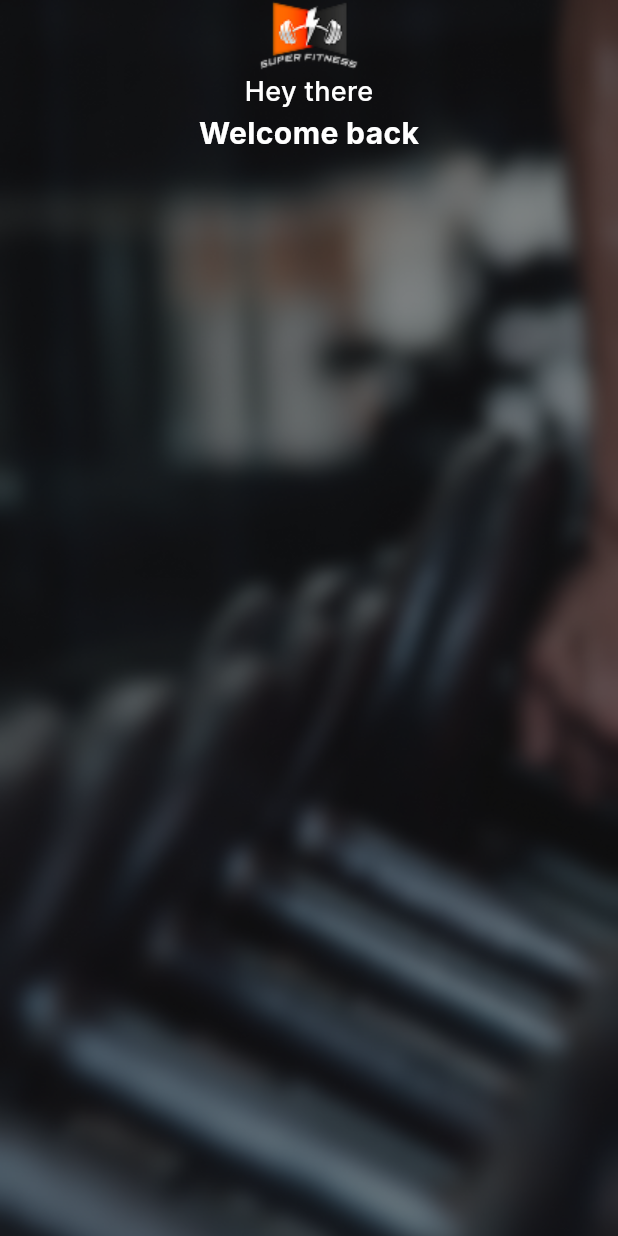
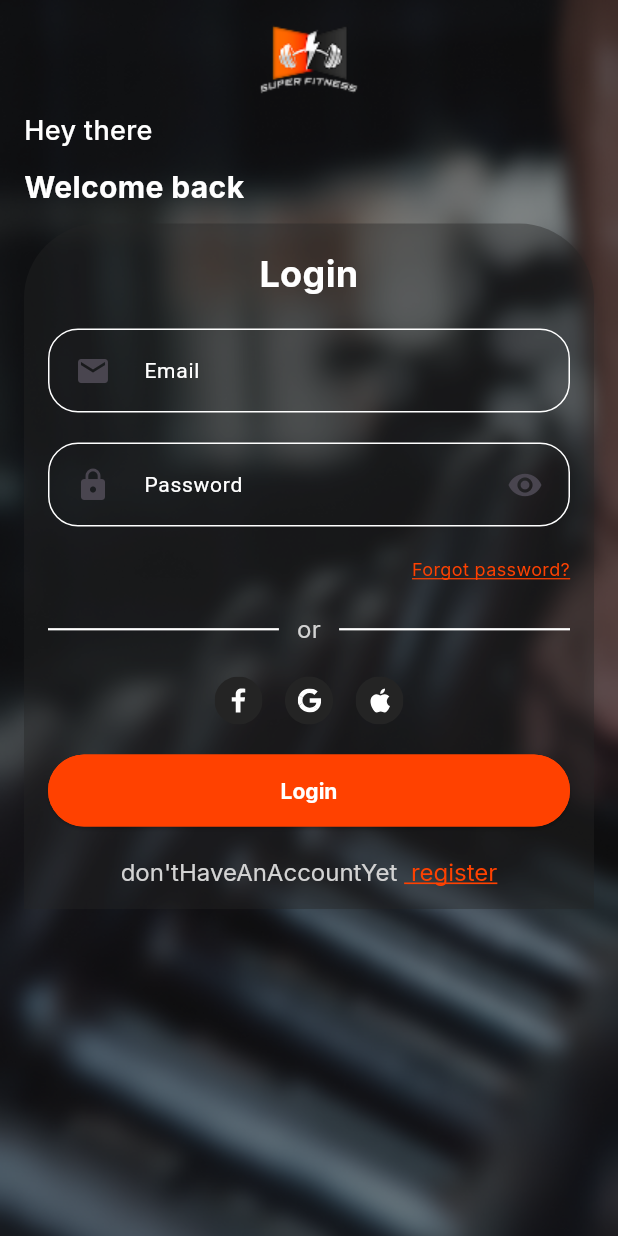
Before and after one commit to ahmedmohsen087/fitness-app, a Flutter app: the LoginScreen screen opened directly, on a phone screen of 412 x 824 dp. Run offline on Flutter 3.47's test engine with Material 3 defaults, Android fonts, the phone set to English and light mode, and no system bars; our stand-ins replace dio, easy_localization, equatable, flutter_secure_storage, flutter_svg, fluttertoast and 7 more; missing offline and left inert: dio_cache_interceptor; accounts and stored records are empty; generated files the repository leaves out were written again.

Commit message:
finish login ui

```diff
--- a/assets/translations/en.json
+++ b/assets/translations/en.json
@@ -76,5 +76,8 @@
   "idNumberRequired": "A valid ID number is required",
   "heyThere": "Hey there",
   "welcomeBACK": "Welcome back",
-  "login": "Login"
+  "login": "Login",
+  "don'tHaveAnAccountYet": "Don't have an account yet?",
+  "register": "Register",
+  "or": "or"
 }
--- a/lib/core/theme/app_theme.dart
+++ b/lib/core/theme/app_theme.dart
@@ -37,7 +37,8 @@ class AppTheme {
       circularTrackColor: AppColors.orange,
     ),
     inputDecorationTheme: InputDecorationTheme(
-      prefixIconConstraints: const BoxConstraints(minHeight: 24, maxHeight: 24),
+      prefixIconConstraints: const BoxConstraints( maxHeight: 24, minWidth: 60,),
+      suffixIconConstraints: const BoxConstraints( maxHeight: 24 ,minWidth: 60,),
       floatingLabelBehavior: FloatingLabelBehavior.always,
       filled: false,
       border: OutlineInputBorder(
@@ -47,13 +48,15 @@ class AppTheme {
       labelStyle: TextStyles.labelTextFieldStyle,
       errorStyle: TextStyles.errorTextFieldStyle,
       hintStyle: TextStyles.hintTextFieldStyle,
+      suffixStyle: TextStyles.hintTextFieldStyle,
+      prefixStyle: TextStyles.hintTextFieldStyle,
       enabledBorder: OutlineInputBorder(
         borderRadius: BorderRadius.circular(20),
-        borderSide: BorderSide(color: AppColors.grey, width: 1),
+        borderSide: BorderSide(color: AppColors.white, width: 1),
       ),
       focusedBorder: OutlineInputBorder(
         borderRadius: BorderRadius.circular(20),
-        borderSide: const BorderSide(color: AppColors.grey, width: 2),
+        borderSide: const BorderSide(color: AppColors.white, width: 2),
       ),
       errorBorder: OutlineInputBorder(
         borderRadius: BorderRadius.circular(20),
--- a/lib/core/theme/text_styles.dart
+++ b/lib/core/theme/text_styles.dart
@@ -81,13 +81,13 @@ abstract class TextStyles {
   static final TextStyle labelTextFieldStyle = TextStyle(
     fontSize: 16,
     fontWeight: FontWeight.w500,
-    color: AppColors.grey,
+    color: AppColors.white,
   );
 
   static final TextStyle hintTextFieldStyle = TextStyle(
     fontSize: 14,
     fontWeight: FontWeight.w400,
-    color: AppColors.placeHolder,
+    color: AppColors.white,
     letterSpacing: 0.5,
   );
   static final TextStyle errorTextFieldStyle = TextStyle(
--- a/lib/core/values/app_strings.dart
+++ b/lib/core/values/app_strings.dart
@@ -106,6 +106,9 @@ class AppStrings {
   static String get heyThere => 'heyThere'.tr();
   static String get welcomeBACK => 'welcomeBACK'.tr();
   static String get login => 'login'.tr();
+  static String get doNotHaveAnAccountYet => 'don\'tHaveAnAccountYet '.tr();
+  static String get register => ' register'.tr();
+  static String get or => 'or'.tr();
 
 
 
--- a/lib/features/auth/presentation/screens/login_screen.dart
+++ b/lib/features/auth/presentation/screens/login_screen.dart
@@ -4,6 +4,7 @@ import 'package:flutter/material.dart';
 import '../../../../core/theme/app_colors.dart';
 import '../../../../core/theme/text_styles.dart';
 import '../../../../core/values/assets.dart';
+import '../widgets/login_widget.dart';
 import 'login_with_google.dart';
 
 class LoginScreen extends StatelessWidget {
@@ -11,7 +12,8 @@ class LoginScreen extends StatelessWidget {
 
   @override
   Widget build(BuildContext context) {
-    return Stack(
+    return Scaffold(
+      body: Stack(
         children: [
           Positioned.fill(
             child: Image.asset(
@@ -20,7 +22,11 @@ class LoginScreen extends StatelessWidget {
             ),
           ),
           SafeArea(
+            child: Padding(
+              padding: const EdgeInsets.all(16.0),
               child: Column(
+                spacing: 10,
+                crossAxisAlignment: CrossAxisAlignment.start,
                 children: [
                   Align(
                     alignment: Alignment.topCenter,
@@ -32,10 +38,13 @@ class LoginScreen extends StatelessWidget {
                   style: TextStyles.bodyMedium18.copyWith(color: AppColors.white),),
                   Text(AppStrings.welcomeBACK,
                   style: TextStyles.bodyRegular20,),
+                  LoginWidget(),
                   ]
+              ),
             ),
           )
         ],
+      ),
     );
   }
 }
--- /dev/null
+++ b/lib/features/auth/presentation/widgets/login_widget.dart
@@ -0,0 +1,115 @@
+import 'package:flutter/material.dart';
+import '../../../../core/theme/app_colors.dart';
+import '../../../../core/theme/text_styles.dart';
+import '../../../../core/utils/validation/app_validations.dart';
+import '../../../../core/values/app_strings.dart';
+import '../screens/login_with_google.dart';
+
+class LoginWidget extends StatelessWidget {
+   LoginWidget({super.key});
+  final formKey = GlobalKey<FormState>();
+   final emailController = TextEditingController();
+   final passwordController = TextEditingController();
+
+
+
+   @override
+  Widget build(BuildContext context) {
+    return Container(
+      decoration: BoxDecoration(
+        color: AppColors.lightBlack.withValues(alpha: .40),
+        borderRadius: const BorderRadius.vertical(
+          top: Radius.circular(50),
+        ),
+      ),
+      child: Padding(
+        padding: const EdgeInsets.all(16.0),
+        child: Column(
+          spacing: 20,
+          children: [
+            Text(AppStrings.login,
+            style: TextStyles.bodyRegular24,
+              textAlign: TextAlign.center,
+            ),
+            TextFormField(
+              controller: emailController,
+              validator: (value) =>
+                  AppValidations.validateEmail(value ?? ''),
+              decoration: InputDecoration(
+                hintText: AppStrings.email,
+                prefixIcon:Icon(Icons.email) ,
+              ),
+
+            ),
+            TextFormField(
+              controller: passwordController,
+              validator: (value) =>
+                  AppValidations.validatePassword(value ?? ''),
+              decoration: InputDecoration(
+                hintText: AppStrings.password,
+                prefixIcon:Icon(Icons.lock) ,
+                suffixIcon:Icon(Icons.visibility),
+            ),),
+            Row(
+              mainAxisAlignment: MainAxisAlignment.end,
+              children: [
+                Text(
+                  AppStrings.forgetPassword,
+                  style: TextStyles.bodyRegular12.copyWith(
+                    color: AppColors.orange,
+                    decoration: TextDecoration.underline,
+                    decorationColor: AppColors.orange,
+                  ),
+                ),
+              ],
+            ),
+            Row(
+              children: [
+                const Expanded(
+                  child: Divider(
+                    color: AppColors.white,
+                    thickness: 1.5,
+                  ),
+                ),
+                const SizedBox(width: 12),
+                Text(
+                  AppStrings.or,
+                  style: TextStyles.bodyRegular16,
+                ),
+                const SizedBox(width: 12),
+                const Expanded(
+                  child: Divider(
+                    color: AppColors.white,
+                    thickness: 1.5,
+                  ),
+                ),
+              ],
+            ),
+            LoginWithGoogle(),
+            ElevatedButton(
+                onPressed: (){}, child: Text(AppStrings.login)),
+            RichText(
+              text: TextSpan(
+                text: AppStrings.doNotHaveAnAccountYet,
+                style: TextStyles.bodyRegular16,
+                children: [
+                  TextSpan(
+                    text: AppStrings.register,
+                    style: TextStyles.bodyRegular16.copyWith(
+                      color: AppColors.orange,
+                      decoration: TextDecoration.underline,
+                      decorationColor: AppColors.orange,
+                    ),
+                    // recognizer: TapGestureRecognizer()
+                    //   ..onTap = () =>
+                    //       Navigator.pushNamed(context, AppRoutsName.registerScreen),
+                  ),
+                ],
+              ),
+            ),
+          ],
+        ),
+      ),
+    );
+  }
+}
```
Lines whose indentation alone changed are shown as unchanged.
